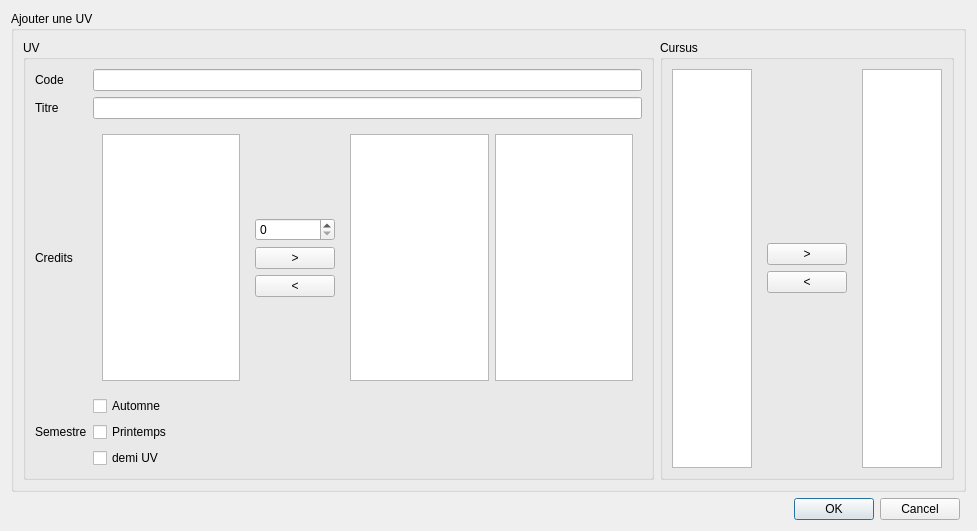
Before: the Qt Designer form window/ajouteruvwindow.ui in roddehugo/utprofiler, drawn with Qt 5.
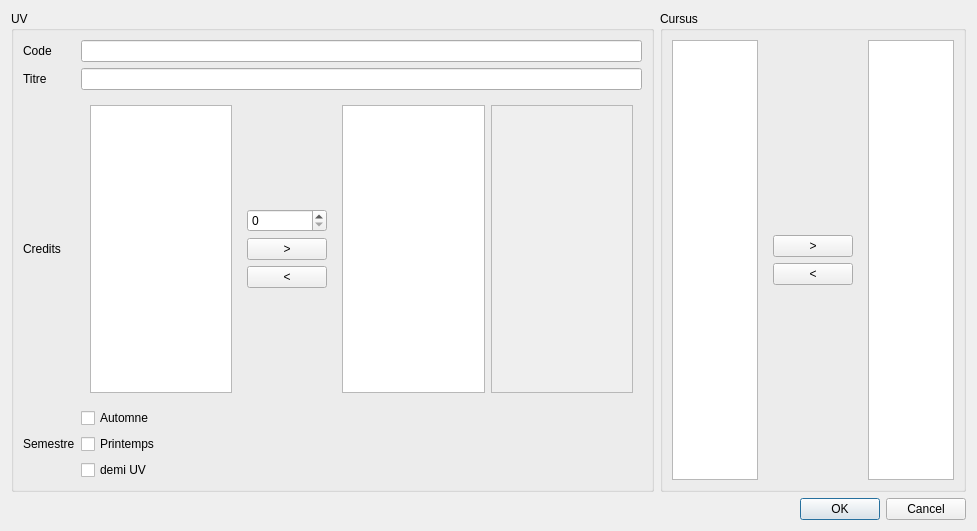
After: the same form once the commit is applied.

Patch:
```diff
--- a/window/ajouteruvwindow.ui
+++ b/window/ajouteruvwindow.ui
@@ -14,14 +14,49 @@
    <string>Ajouter une UV</string>
   </property>
   <layout class="QGridLayout" name="gridLayout_7">
-   <item row="0" column="0" rowspan="2" colspan="2">
-    <layout class="QGridLayout" name="gridLayout">
-     <item row="0" column="0">
-      <widget class="QGroupBox" name="groupBox">
+   <item row="0" column="1">
+    <widget class="QGroupBox" name="groupBox_3">
        <property name="title">
-        <string>Ajouter une UV</string>
-       </property>
-       <layout class="QGridLayout" name="gridLayout_6">
+      <string>Cursus</string>
+     </property>
+     <layout class="QGridLayout" name="gridLayout_5">
+      <item row="0" column="0">
+       <layout class="QHBoxLayout" name="horizontalLayout_5">
+        <item>
+         <widget class="QListWidget" name="cursuscolonne"/>
+        </item>
+        <item>
+         <widget class="QWidget" name="widget_2" native="true">
+          <layout class="QVBoxLayout" name="verticalLayout_6">
+           <item>
+            <layout class="QVBoxLayout" name="verticalLayout_7">
+             <item>
+              <widget class="QPushButton" name="ajoutcursus">
+               <property name="text">
+                <string>&gt;</string>
+               </property>
+              </widget>
+             </item>
+             <item>
+              <widget class="QPushButton" name="retirecursus">
+               <property name="text">
+                <string>&lt;</string>
+               </property>
+              </widget>
+             </item>
+            </layout>
+           </item>
+          </layout>
+         </widget>
+        </item>
+        <item>
+         <widget class="QListWidget" name="cursusajoute"/>
+        </item>
+       </layout>
+      </item>
+     </layout>
+    </widget>
+   </item>
         <item row="0" column="0">
          <widget class="QGroupBox" name="groupBox_2">
           <property name="title">
@@ -128,67 +163,23 @@
                    <widget class="QListWidget" name="creditajoute"/>
                   </item>
                   <item>
-                   <widget class="QListWidget" name="creditcol"/>
-                  </item>
-                 </layout>
-                </item>
-               </layout>
-              </widget>
-             </item>
-            </layout>
-           </item>
-          </layout>
-         </widget>
-        </item>
-        <item row="0" column="1">
-         <widget class="QGroupBox" name="groupBox_3">
-          <property name="title">
-           <string>Cursus</string>
-          </property>
-          <layout class="QGridLayout" name="gridLayout_5">
-           <item row="0" column="0">
-            <layout class="QHBoxLayout" name="horizontalLayout_5">
-             <item>
-              <widget class="QListWidget" name="cursuscolonne"/>
-             </item>
-             <item>
-              <widget class="QWidget" name="widget_2" native="true">
-               <layout class="QVBoxLayout" name="verticalLayout_6">
-                <item>
-                 <layout class="QVBoxLayout" name="verticalLayout_7">
-                  <item>
-                   <widget class="QPushButton" name="ajoutcursus">
-                    <property name="text">
-                     <string>&gt;</string>
-                    </property>
-                   </widget>
-                  </item>
-                  <item>
-                   <widget class="QPushButton" name="retirecursus">
-                    <property name="text">
-                     <string>&lt;</string>
-                    </property>
-                   </widget>
-                  </item>
+              <widget class="QListWidget" name="creditcol">
+               <property name="enabled">
+                <bool>false</bool>
+               </property>
+              </widget>
+             </item>
                  </layout>
                 </item>
                </layout>
               </widget>
              </item>
-             <item>
-              <widget class="QListWidget" name="cursusajoute"/>
-             </item>
             </layout>
            </item>
           </layout>
          </widget>
         </item>
-       </layout>
-      </widget>
-     </item>
-    </layout>
-   </item>
-   <item row="2" column="0">
+   <item row="1" column="0" colspan="2">
     <widget class="QDialogButtonBox" name="buttonBox">
      <property name="orientation">
       <enum>Qt::Horizontal</enum>
```
Lines whose indentation alone changed are shown as unchanged.
